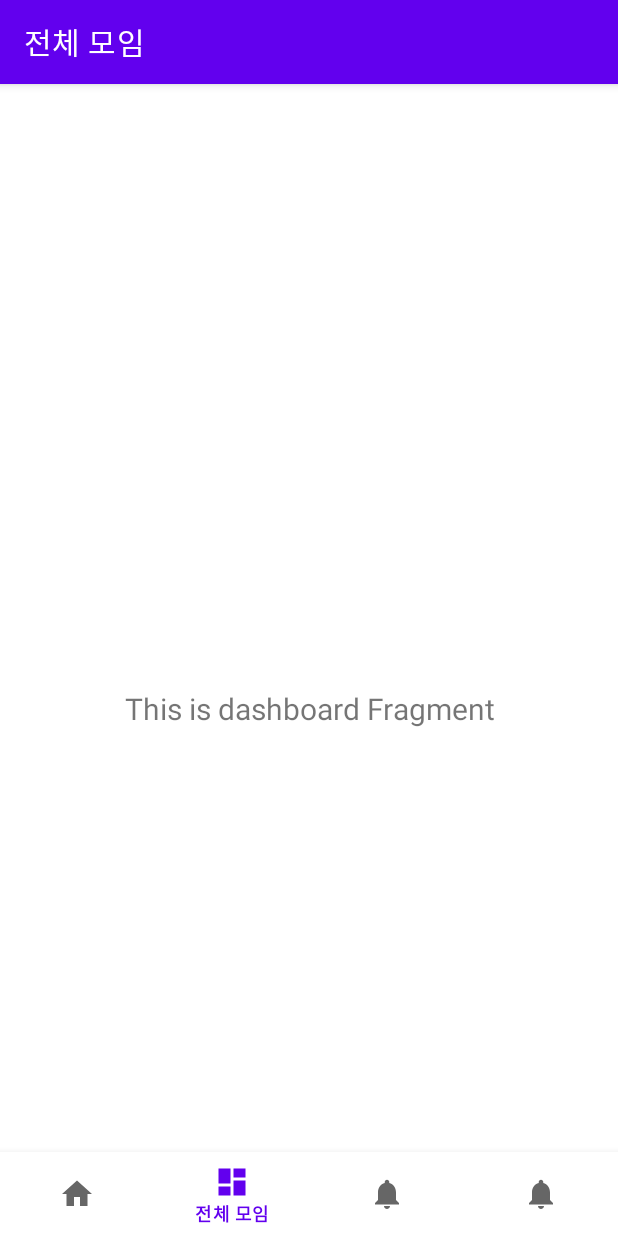
After one commit to HeewonP825/Daon_UI, an Android app: the AllMeetingFragment screen opened through its navigation route, on a phone screen of 412 x 824 dp. The commit adds this screen. Run offline under Robolectric (Android 15) with nearby library versions, the phone set to English and light mode, and no system bars; our stand-ins replace navigation-ui.

Commit message:
Design: Basic Setting

```diff
--- a/app/src/main/java/com/daon/daon_ui/MainActivity.kt
+++ b/app/src/main/java/com/daon/daon_ui/MainActivity.kt
@@ -26,7 +26,7 @@ class MainActivity : AppCompatActivity() {
         // menu should be considered as top level destinations.
         val appBarConfiguration = AppBarConfiguration(
             setOf(
-                R.id.navigation_home, R.id.navigation_dashboard, R.id.navigation_notifications
+                R.id.navigation_home, R.id.navigation_allMeeting, R.id.navigation_allFeed, R.id.navigation_myPage
             )
         )
         setupActionBarWithNavController(navController, appBarConfiguration)
--- a/app/src/main/java/com/daon/daon_ui/ui/notifications/NotificationsFragment.kt
+++ b/app/src/main/java/com/daon/daon_ui/ui/allFeed/AllFeedFragment.kt
@@ -1,4 +1,4 @@
-package com.daon.daon_ui.ui.notifications
+package com.daon.daon_ui.ui.allFeed
 
 import android.os.Bundle
 import android.view.LayoutInflater
@@ -9,7 +9,7 @@ import androidx.fragment.app.Fragment
 import androidx.lifecycle.ViewModelProvider
 import com.daon.daon_ui.databinding.FragmentNotificationsBinding
 
-class NotificationsFragment : Fragment() {
+class AllFeedFragment : Fragment() {
 
     private var _binding: FragmentNotificationsBinding? = null
 
@@ -23,7 +23,7 @@ class NotificationsFragment : Fragment() {
         savedInstanceState: Bundle?
     ): View {
         val notificationsViewModel =
-            ViewModelProvider(this).get(NotificationsViewModel::class.java)
+            ViewModelProvider(this).get(AllFeedViewModel::class.java)
 
         _binding = FragmentNotificationsBinding.inflate(inflater, container, false)
         val root: View = binding.root
--- /dev/null
+++ b/app/src/main/java/com/daon/daon_ui/ui/allMeeting/AllMeetingFragment.kt
@@ -0,0 +1,42 @@
+package com.daon.daon_ui.ui.allMeeting
+
+import android.os.Bundle
+import android.view.LayoutInflater
+import android.view.View
+import android.view.ViewGroup
+import android.widget.TextView
+import androidx.fragment.app.Fragment
+import androidx.lifecycle.ViewModelProvider
+import com.daon.daon_ui.databinding.FragmentDashboardBinding
+
+class AllMeetingFragment : Fragment() {
+
+    private var _binding: FragmentDashboardBinding? = null
+
+    // This property is only valid between onCreateView and
+    // onDestroyView.
+    private val binding get() = _binding!!
+
+    override fun onCreateView(
+        inflater: LayoutInflater,
+        container: ViewGroup?,
+        savedInstanceState: Bundle?
+    ): View {
+        val dashboardViewModel =
+            ViewModelProvider(this).get(AllMeetingViewModel::class.java)
+
+        _binding = FragmentDashboardBinding.inflate(inflater, container, false)
+        val root: View = binding.root
+
+        val textView: TextView = binding.textDashboard
+        dashboardViewModel.text.observe(viewLifecycleOwner) {
+            textView.text = it
+        }
+        return root
+    }
+
+    override fun onDestroyView() {
+        super.onDestroyView()
+        _binding = null
+    }
+}
--- a/app/src/main/java/com/daon/daon_ui/ui/notifications/NotificationsViewModel.kt
+++ b/app/src/main/java/com/daon/daon_ui/ui/allMeeting/AllMeetingViewModel.kt
@@ -1,13 +1,13 @@
-package com.daon.daon_ui.ui.notifications
+package com.daon.daon_ui.ui.allMeeting
 
 import androidx.lifecycle.LiveData
 import androidx.lifecycle.MutableLiveData
 import androidx.lifecycle.ViewModel
 
-class NotificationsViewModel : ViewModel() {
+class AllMeetingViewModel : ViewModel() {
 
     private val _text = MutableLiveData<String>().apply {
-        value = "This is notifications Fragment"
+        value = "This is dashboard Fragment"
     }
     val text: LiveData<String> = _text
 }
--- a/app/src/main/java/com/daon/daon_ui/ui/dashboard/DashboardViewModel.kt
+++ b/app/src/main/java/com/daon/daon_ui/ui/myPage/MyPageViewModel.kt
@@ -1,13 +1,13 @@
-package com.daon.daon_ui.ui.dashboard
+package com.daon.daon_ui.ui.myPage
 
 import androidx.lifecycle.LiveData
 import androidx.lifecycle.MutableLiveData
 import androidx.lifecycle.ViewModel
 
-class DashboardViewModel : ViewModel() {
+class MyPageViewModel : ViewModel() {
 
     private val _text = MutableLiveData<String>().apply {
-        value = "This is dashboard Fragment"
+        value = "This is home Fragment"
     }
     val text: LiveData<String> = _text
 }
--- a/app/src/main/res/layout/activity_main.xml
+++ b/app/src/main/res/layout/activity_main.xml
@@ -1,5 +1,6 @@
 <?xml version="1.0" encoding="utf-8"?>
-<androidx.constraintlayout.widget.ConstraintLayout xmlns:android="http://schemas.android.com/apk/res/android"
+<androidx.constraintlayout.widget.ConstraintLayout
+    xmlns:android="http://schemas.android.com/apk/res/android"
     xmlns:app="http://schemas.android.com/apk/res-auto"
     android:id="@+id/container"
     android:layout_width="match_parent"
@@ -28,6 +29,6 @@
         app:layout_constraintLeft_toLeftOf="parent"
         app:layout_constraintRight_toRightOf="parent"
         app:layout_constraintTop_toTopOf="parent"
-        app:navGraph="@navigation/mobile_navigation" />
+        app:navGraph="@navigation/nav_graph" />
 
 </androidx.constraintlayout.widget.ConstraintLayout>
--- a/app/src/main/res/layout/fragment_dashboard.xml
+++ b/app/src/main/res/layout/fragment_dashboard.xml
@@ -4,7 +4,7 @@
     xmlns:tools="http://schemas.android.com/tools"
     android:layout_width="match_parent"
     android:layout_height="match_parent"
-    tools:context=".ui.dashboard.DashboardFragment">
+    tools:context=".ui.allMeeting.AllMeetingFragment">
 
     <TextView
         android:id="@+id/text_dashboard"
--- a/app/src/main/res/layout/fragment_notifications.xml
+++ b/app/src/main/res/layout/fragment_notifications.xml
@@ -4,7 +4,7 @@
     xmlns:tools="http://schemas.android.com/tools"
     android:layout_width="match_parent"
     android:layout_height="match_parent"
-    tools:context=".ui.notifications.NotificationsFragment">
+    tools:context=".ui.allFeed.AllFeedFragment">
 
     <TextView
         android:id="@+id/text_notifications"
--- a/app/src/main/res/menu/bottom_nav_menu.xml
+++ b/app/src/main/res/menu/bottom_nav_menu.xml
@@ -7,13 +7,18 @@
         android:title="@string/title_home" />
 
     <item
-        android:id="@+id/navigation_dashboard"
+        android:id="@+id/navigation_allMeeting"
         android:icon="@drawable/ic_dashboard_black_24dp"
-        android:title="@string/title_dashboard" />
+        android:title="@string/title_allMeeting" />
 
     <item
-        android:id="@+id/navigation_notifications"
+        android:id="@+id/navigation_allFeed"
         android:icon="@drawable/ic_notifications_black_24dp"
-        android:title="@string/title_notifications" />
+        android:title="@string/title_allFeed" />
+
+    <item
+        android:id="@+id/navigation_myPage"
+        android:icon="@drawable/ic_notifications_black_24dp"
+        android:title="@string/title_myPage" />
 
 </menu>
--- a/app/src/main/res/navigation/mobile_navigation.xml
+++ b/app/src/main/res/navigation/nav_graph.xml
@@ -12,14 +12,20 @@
         tools:layout="@layout/fragment_home" />
 
     <fragment
-        android:id="@+id/navigation_dashboard"
-        android:name="com.daon.daon_ui.ui.dashboard.DashboardFragment"
-        android:label="@string/title_dashboard"
+        android:id="@+id/navigation_allMeeting"
+        android:name="com.daon.daon_ui.ui.allMeeting.AllMeetingFragment"
+        android:label="@string/title_allMeeting"
         tools:layout="@layout/fragment_dashboard" />
 
     <fragment
-        android:id="@+id/navigation_notifications"
-        android:name="com.daon.daon_ui.ui.notifications.NotificationsFragment"
-        android:label="@string/title_notifications"
+        android:id="@+id/navigation_allFeed"
+        android:name="com.daon.daon_ui.ui.allFeed.AllFeedFragment"
+        android:label="@string/title_allFeed"
+        tools:layout="@layout/fragment_notifications" />
+
+    <fragment
+        android:id="@+id/navigation_myPage"
+        android:name="com.daon.daon_ui.ui.myPage.MyPageFragment"
+        android:label="@string/title_myPage"
         tools:layout="@layout/fragment_notifications" />
 </navigation>
--- a/app/src/main/res/values/strings.xml
+++ b/app/src/main/res/values/strings.xml
@@ -1,6 +1,7 @@
 <resources>
     <string name="app_name">다온</string>
-    <string name="title_home">Home</string>
-    <string name="title_dashboard">Dashboard</string>
-    <string name="title_notifications">Notifications</string>
+    <string name="title_home">홈</string>
+    <string name="title_allMeeting">전체 모임</string>
+    <string name="title_allFeed">피드 보기</string>
+    <string name="title_myPage">내정보</string>
 </resources>
```
Also changed, not shown: app/src/main/java/com/daon/daon_ui/ui/allFeed/AllFeedViewModel.kt (added, +13 -0 lines), app/src/main/java/com/daon/daon_ui/ui/myPage/MyPageFragment.kt (renamed from app/src/main/java/com/daon/daon_ui/ui/dashboard/DashboardFragment.kt, +9 -9 lines).
